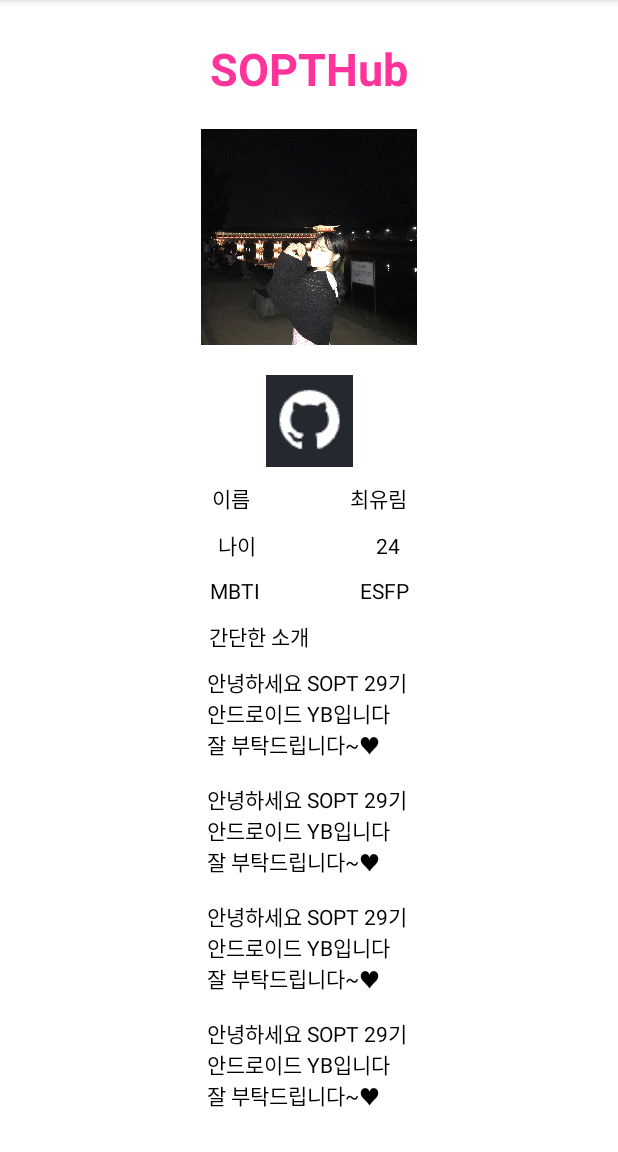
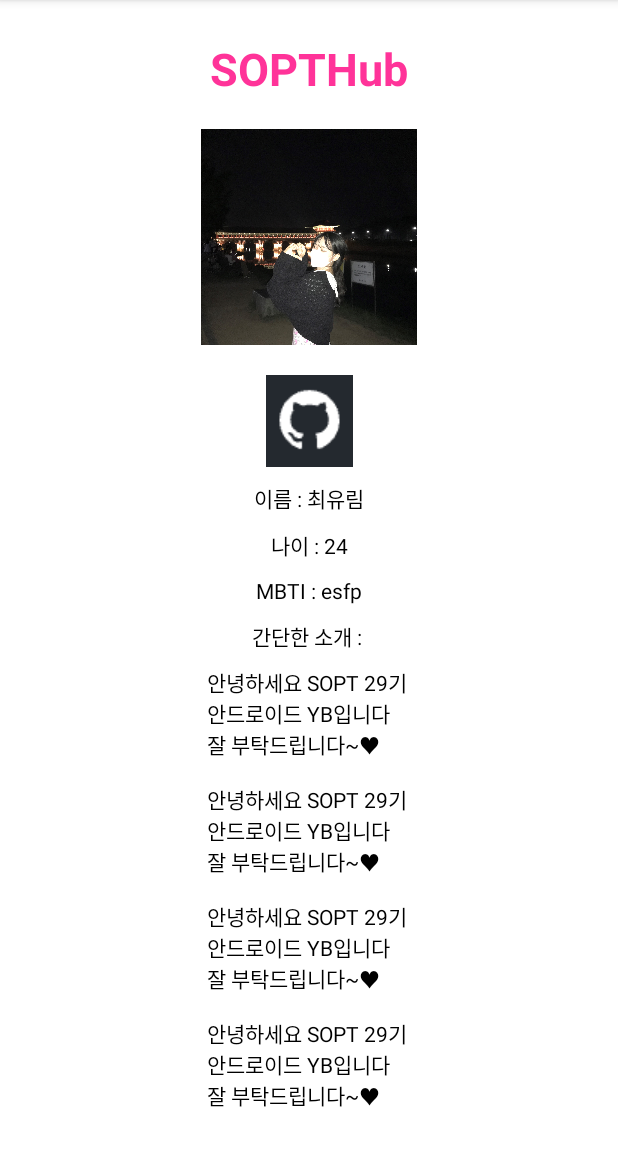
Before and after one commit to 29th-WE-SOPT-Android-Part/Android-Yurim, an Android app: the HomeActivity screen opened directly, with no data from a screen before it, after a tap on an icon or button, on a phone screen of 412 x 824 dp, the part 84-1236 px from its top. Run offline under Robolectric (Android 15) with nearby library versions, the phone set to English and light mode, and no system bars; our stand-ins replace data binding.

```diff
--- a/app/build.gradle
+++ b/app/build.gradle
@@ -1,6 +1,7 @@
 plugins {
     id 'com.android.application'
     id 'kotlin-android'
+    id 'kotlin-kapt'
 }
 
 android {
@@ -33,6 +34,7 @@ android {
 
     buildFeatures {
         viewBinding true
+        dataBinding true
     }
 }
 
--- a/app/src/main/java/kr/co/softcampus/sopt_assignment1/HomeActivity.kt
+++ b/app/src/main/java/kr/co/softcampus/sopt_assignment1/HomeActivity.kt
@@ -5,6 +5,7 @@ import android.net.Uri
 import android.os.Bundle
 import android.util.Log
 import androidx.appcompat.app.AppCompatActivity
+import androidx.databinding.DataBindingUtil
 import kr.co.softcampus.sopt_assignment1.databinding.ActivityHomeBinding
 
 class HomeActivity : AppCompatActivity() {
@@ -14,10 +15,19 @@ class HomeActivity : AppCompatActivity() {
     override fun onCreate(savedInstanceState: Bundle?) {
         super.onCreate(savedInstanceState)
 
-        binding = ActivityHomeBinding.inflate(layoutInflater)
+        binding = DataBindingUtil.setContentView(this, R.layout.activity_home)
+
+        val intro = Introduce(
+            "최유림",
+            24,
+            "esfp",
+            "안녕하세요 SOPT 29기 \n안드로이드 YB입니다\n잘 부탁드립니다~♥\n\n안녕하세요 SOPT 29기 \n안드로이드 YB입니다\n잘 부탁드립니다~♥\n\n안녕하세요 SOPT 29기 \n안드로이드 YB입니다\n잘 부탁드립니다~♥\n\n안녕하세요 SOPT 29기 \n안드로이드 YB입니다\n잘 부탁드립니다~♥\n\n안녕하세요 SOPT 29기 \n안드로이드 YB입니다\n잘 부탁드립니다~♥"
+        )
+
+        binding.introduce = intro
+
         binding.git.setOnClickListener {
-            val url = "https://github.com/ChoiYuLim"
-            val webPage: Uri = Uri.parse(url)
+            val webPage: Uri = Uri.parse("https://github.com/ChoiYuLim")
             val intent = Intent(Intent.ACTION_VIEW, webPage)
 
             // 해당 intent를 성공적으로 수행할 수 있는지 체크
--- /dev/null
+++ b/app/src/main/java/kr/co/softcampus/sopt_assignment1/Introduce.kt
@@ -0,0 +1,8 @@
+package kr.co.softcampus.sopt_assignment1
+
+data class Introduce(
+    val name: String,
+    val age: Int,
+    val mbti: String,
+    val intro: String
+)
--- a/app/src/main/res/layout/activity_home.xml
+++ b/app/src/main/res/layout/activity_home.xml
@@ -1,7 +1,15 @@
 <?xml version="1.0" encoding="utf-8"?>
-<androidx.constraintlayout.widget.ConstraintLayout xmlns:android="http://schemas.android.com/apk/res/android"
+<layout xmlns:android="http://schemas.android.com/apk/res/android"
     xmlns:app="http://schemas.android.com/apk/res-auto"
-    xmlns:tools="http://schemas.android.com/tools"
+    xmlns:tools="http://schemas.android.com/tools">
+
+    <data>
+        <variable
+            name="introduce"
+            type="kr.co.softcampus.sopt_assignment1.Introduce" />
+    </data>
+
+    <androidx.constraintlayout.widget.ConstraintLayout
         android:layout_width="match_parent"
         android:layout_height="match_parent"
         tools:context=".HomeActivity">
@@ -10,11 +18,11 @@
             android:id="@+id/title"
             android:layout_width="wrap_content"
             android:layout_height="wrap_content"
+            android:layout_marginTop="25dp"
             android:text="SOPTHub"
             android:textColor="#FF3399"
+            android:textSize="30dp"
             android:textStyle="bold"
-        android:layout_marginTop="25dp"
-        android:textSize="30dp"
             app:layout_constraintEnd_toEndOf="parent"
             app:layout_constraintStart_toStartOf="parent"
             app:layout_constraintTop_toTopOf="parent" />
@@ -36,9 +44,9 @@
         <ScrollView
             android:layout_width="match_parent"
             android:layout_height="0dp"
-        app:layout_constraintBottom_toBottomOf="parent"
             android:layout_marginTop="20dp"
             android:layout_marginBottom="20dp"
+            app:layout_constraintBottom_toBottomOf="parent"
             app:layout_constraintTop_toBottomOf="@+id/imageView">
 
             <androidx.constraintlayout.widget.ConstraintLayout
@@ -54,13 +62,12 @@
                     app:layout_constraintStart_toStartOf="parent"
                     app:layout_constraintTop_toTopOf="parent" />
 
-
                 <TextView
                     android:id="@+id/name"
                     android:layout_width="wrap_content"
                     android:layout_height="wrap_content"
                     android:layout_marginTop="10dp"
-                android:text="이름                    최유림"
+                    android:text="@{`이름 : ` + introduce.name}"
                     android:textColor="@color/black"
                     app:layout_constraintEnd_toEndOf="parent"
                     app:layout_constraintStart_toStartOf="parent"
@@ -72,7 +79,7 @@
                     android:layout_width="wrap_content"
                     android:layout_height="wrap_content"
                     android:layout_marginTop="10dp"
-                android:text="나이                        24"
+                    android:text="@{`나이 : ` + introduce.age}"
                     android:textColor="@color/black"
                     app:layout_constraintEnd_toEndOf="parent"
                     app:layout_constraintStart_toStartOf="parent"
@@ -83,7 +90,7 @@
                     android:layout_width="wrap_content"
                     android:layout_height="wrap_content"
                     android:layout_marginTop="10dp"
-                android:text="MBTI                    ESFP"
+                    android:text="@{`MBTI : ` + introduce.mbti}"
                     android:textColor="@color/black"
                     app:layout_constraintEnd_toEndOf="parent"
                     app:layout_constraintStart_toStartOf="parent"
@@ -94,7 +101,7 @@
                     android:layout_width="wrap_content"
                     android:layout_height="wrap_content"
                     android:layout_marginTop="10dp"
-                android:text="간단한 소개                    "
+                    android:text="간단한 소개 : "
                     android:textColor="@color/black"
                     app:layout_constraintEnd_toEndOf="parent"
                     app:layout_constraintStart_toStartOf="parent"
@@ -105,7 +112,7 @@
                     android:layout_width="wrap_content"
                     android:layout_height="wrap_content"
                     android:layout_marginTop="10dp"
-                android:text="안녕하세요 SOPT 29기 \n안드로이드 YB입니다\n잘 부탁드립니다~♥\n\n안녕하세요 SOPT 29기 \n안드로이드 YB입니다\n잘 부탁드립니다~♥\n\n안녕하세요 SOPT 29기 \n안드로이드 YB입니다\n잘 부탁드립니다~♥\n\n안녕하세요 SOPT 29기 \n안드로이드 YB입니다\n잘 부탁드립니다~♥\n\n안녕하세요 SOPT 29기 \n안드로이드 YB입니다\n잘 부탁드립니다~♥"
+                    android:text="@{introduce.intro}"
                     android:textColor="@color/black"
                     app:layout_constraintEnd_toEndOf="parent"
                     app:layout_constraintStart_toStartOf="parent"
@@ -115,6 +122,5 @@
         </ScrollView>
 
 
-
-
     </androidx.constraintlayout.widget.ConstraintLayout>
+</layout>
```
Lines whose indentation alone changed are shown as unchanged.
